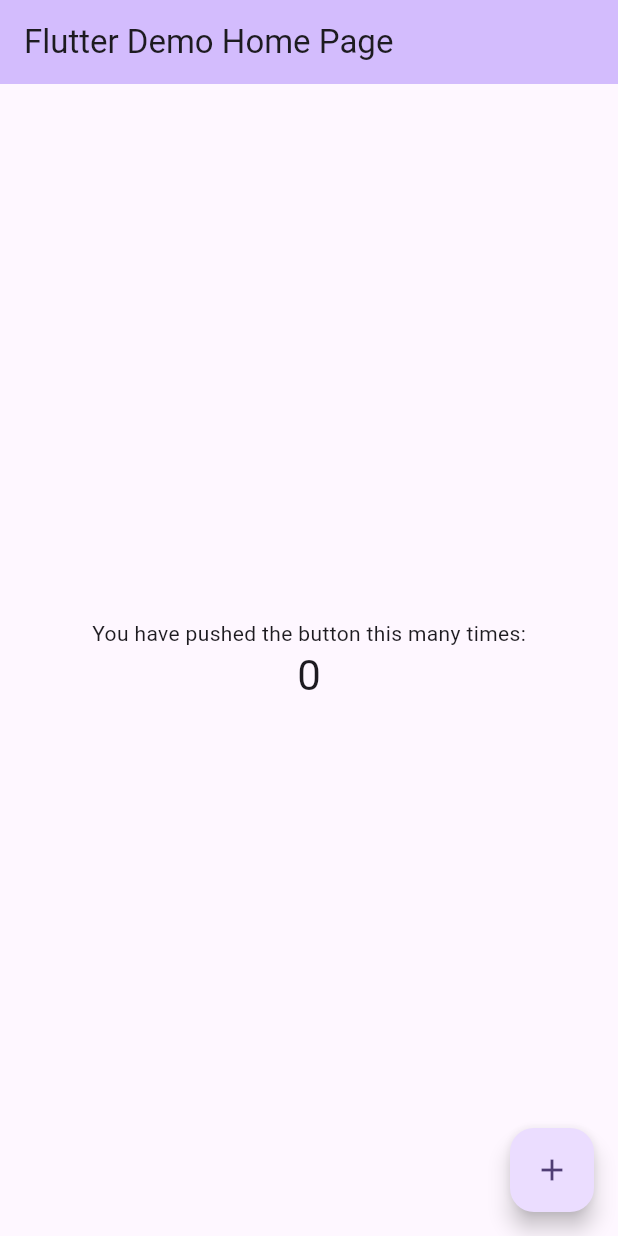
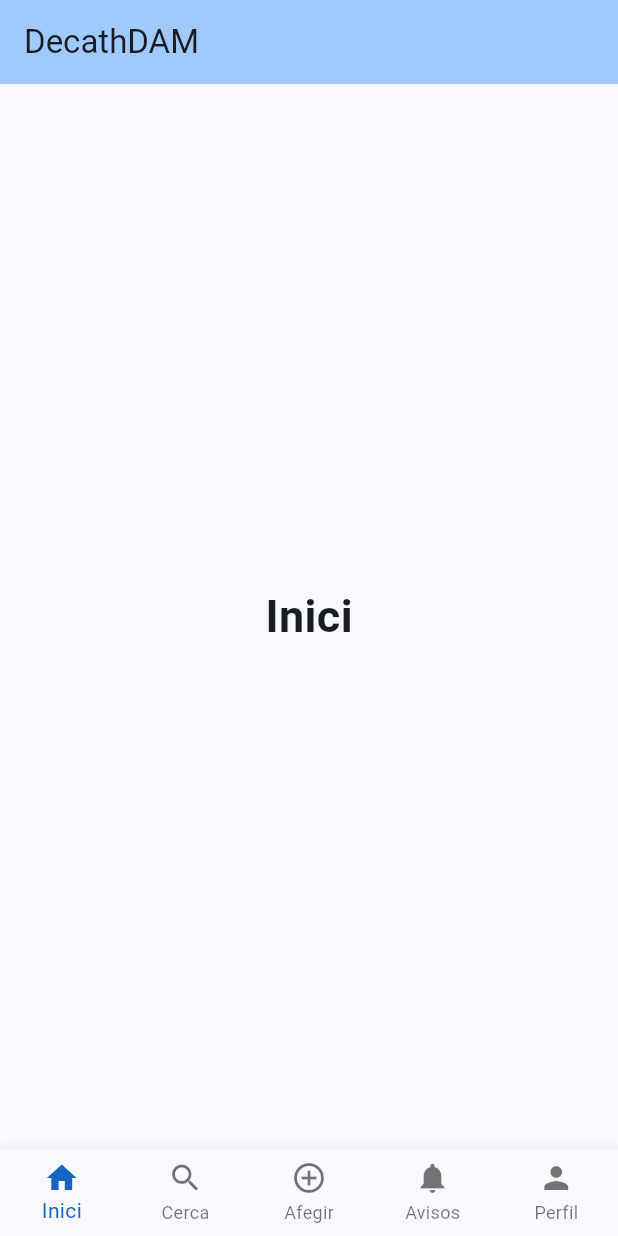
Before and after one commit to 2DAM-202526-PROJECTE/repo-projecte2-DecathDAM, a Flutter app: the screen it shows after launch, on a phone screen of 412 x 824 dp. Run offline on Flutter 3.47's test engine with Material 3 defaults, Android fonts, the phone set to English and light mode, and no system bars.

Commit message:
menu infarior

```diff
--- /dev/null
+++ b/devtools_options.yaml
@@ -0,0 +1,4 @@
+description: This file stores settings for Dart & Flutter DevTools.
+documentation: https://docs.flutter.dev/tools/devtools/extensions#configure-extension-enablement-states
+extensions:
+  - provider: true
--- a/lib/main.dart
+++ b/lib/main.dart
@@ -7,116 +7,79 @@ void main() {
 class MyApp extends StatelessWidget {
   const MyApp({super.key});
 
-  // This widget is the root of your application.
   @override
   Widget build(BuildContext context) {
     return MaterialApp(
-      title: 'Flutter Demo',
+      title: 'DecathDAM',
       theme: ThemeData(
-        // This is the theme of your application.
-        //
-        // TRY THIS: Try running your application with "flutter run". You'll see
-        // the application has a purple toolbar. Then, without quitting the app,
-        // try changing the seedColor in the colorScheme below to Colors.green
-        // and then invoke "hot reload" (save your changes or press the "hot
-        // reload" button in a Flutter-supported IDE, or press "r" if you used
-        // the command line to start the app).
-        //
-        // Notice that the counter didn't reset back to zero; the application
-        // state is not lost during the reload. To reset the state, use hot
-        // restart instead.
-        //
-        // This works for code too, not just values: Most code changes can be
-        // tested with just a hot reload.
-        colorScheme: ColorScheme.fromSeed(seedColor: Colors.deepPurple),
+        colorScheme: ColorScheme.fromSeed(seedColor: Colors.blue),
+        useMaterial3: true,
       ),
-      home: const MyHomePage(title: 'Flutter Demo Home Page'),
+      home: const MainScreen(),
     );
   }
 }
 
-class MyHomePage extends StatefulWidget {
-  const MyHomePage({super.key, required this.title});
-
-  // This widget is the home page of your application. It is stateful, meaning
-  // that it has a State object (defined below) that contains fields that affect
-  // how it looks.
-
-  // This class is the configuration for the state. It holds the values (in this
-  // case the title) provided by the parent (in this case the App widget) and
-  // used by the build method of the State. Fields in a Widget subclass are
-  // always marked "final".
-
-  final String title;
+class MainScreen extends StatefulWidget {
+  const MainScreen({super.key});
 
   @override
-  State<MyHomePage> createState() => _MyHomePageState();
+  State<MainScreen> createState() => _MainScreenState();
 }
 
-class _MyHomePageState extends State<MyHomePage> {
-  int _counter = 0;
+class _MainScreenState extends State<MainScreen> {
+  int _selectedIndex = 0;
 
-  void _incrementCounter() {
+  static const List<Widget> _widgetOptions = <Widget>[
+    Center(child: Text('Inici', style: TextStyle(fontSize: 30, fontWeight: FontWeight.bold))),
+    Center(child: Text('Cerca', style: TextStyle(fontSize: 30, fontWeight: FontWeight.bold))),
+    Center(child: Text('Afegir', style: TextStyle(fontSize: 30, fontWeight: FontWeight.bold))),
+    Center(child: Text('Notificacions', style: TextStyle(fontSize: 30, fontWeight: FontWeight.bold))),
+    Center(child: Text('Perfil', style: TextStyle(fontSize: 30, fontWeight: FontWeight.bold))),
+  ];
+
+  void _onItemTapped(int index) {
     setState(() {
-      // This call to setState tells the Flutter framework that something has
-      // changed in this State, which causes it to rerun the build method below
-      // so that the display can reflect the updated values. If we changed
-      // _counter without calling setState(), then the build method would not be
-      // called again, and so nothing would appear to happen.
-      _counter++;
+      _selectedIndex = index;
     });
   }
 
   @override
   Widget build(BuildContext context) {
-    // This method is rerun every time setState is called, for instance as done
-    // by the _incrementCounter method above.
-    //
-    // The Flutter framework has been optimized to make rerunning build methods
-    // fast, so that you can just rebuild anything that needs updating rather
-    // than having to individually change instances of widgets.
     return Scaffold(
       appBar: AppBar(
-        // TRY THIS: Try changing the color here to a specific color (to
-        // Colors.amber, perhaps?) and trigger a hot reload to see the AppBar
-        // change color while the other colors stay the same.
+        title: const Text('DecathDAM'),
         backgroundColor: Theme.of(context).colorScheme.inversePrimary,
-        // Here we take the value from the MyHomePage object that was created by
-        // the App.build method, and use it to set our appbar title.
-        title: Text(widget.title),
       ),
-      body: Center(
-        // Center is a layout widget. It takes a single child and positions it
-        // in the middle of the parent.
-        child: Column(
-          // Column is also a layout widget. It takes a list of children and
-          // arranges them vertically. By default, it sizes itself to fit its
-          // children horizontally, and tries to be as tall as its parent.
-          //
-          // Column has various properties to control how it sizes itself and
-          // how it positions its children. Here we use mainAxisAlignment to
-          // center the children vertically; the main axis here is the vertical
-          // axis because Columns are vertical (the cross axis would be
-          // horizontal).
-          //
-          // TRY THIS: Invoke "debug painting" (choose the "Toggle Debug Paint"
-          // action in the IDE, or press "p" in the console), to see the
-          // wireframe for each widget.
-          mainAxisAlignment: MainAxisAlignment.center,
-          children: <Widget>[
-            const Text('You have pushed the button this many times:'),
-            Text(
-              '$_counter',
-              style: Theme.of(context).textTheme.headlineMedium,
-            ),
-          ],
-        ),
+      body: _widgetOptions.elementAt(_selectedIndex),
+      bottomNavigationBar: BottomNavigationBar(
+        type: BottomNavigationBarType.fixed,
+        items: const <BottomNavigationBarItem>[
+          BottomNavigationBarItem(
+            icon: Icon(Icons.home),
+            label: 'Inici',
+          ),
+          BottomNavigationBarItem(
+            icon: Icon(Icons.search),
+            label: 'Cerca',
+          ),
+          BottomNavigationBarItem(
+            icon: Icon(Icons.add_circle_outline),
+            label: 'Afegir',
+          ),
+          BottomNavigationBarItem(
+            icon: Icon(Icons.notifications),
+            label: 'Avisos',
+          ),
+          BottomNavigationBarItem(
+            icon: Icon(Icons.person),
+            label: 'Perfil',
+          ),
+        ],
+        currentIndex: _selectedIndex,
+        selectedItemColor: Colors.blue[800],
+        onTap: _onItemTapped,
       ),
-      floatingActionButton: FloatingActionButton(
-        onPressed: _incrementCounter,
-        tooltip: 'Increment',
-        child: const Icon(Icons.add),
-      ), // This trailing comma makes auto-formatting nicer for build methods.
     );
   }
 }
```
Also changed, not shown: lib/viewmodels/inici_vm.dart (added).
